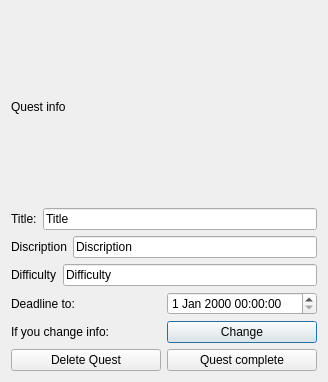
Observersss/Silently, file Silently/src/ShowInfoQuest/showinfoquest.ui: the form before one commit.
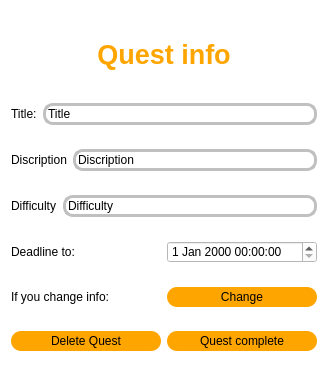
The form after the commit.

Commit message: update ui in mainwindow inventorywindow addquest morecharacteristics showinfoquest

```diff
--- a/Silently/src/ShowInfoQuest/showinfoquest.ui
+++ b/Silently/src/ShowInfoQuest/showinfoquest.ui
@@ -13,18 +13,46 @@
   <property name="windowTitle">
    <string>Dialog</string>
   </property>
+  <property name="styleSheet">
+   <string notr="true">background-color:white;</string>
+  </property>
   <layout class="QGridLayout" name="gridLayout">
    <item row="0" column="0">
     <widget class="QLabel" name="label_2">
+     <property name="maximumSize">
+      <size>
+       <width>16777215</width>
+       <height>50</height>
+      </size>
+     </property>
+     <property name="font">
+      <font>
+       <pointsize>20</pointsize>
+       <bold>true</bold>
+      </font>
+     </property>
+     <property name="layoutDirection">
+      <enum>Qt::LeftToRight</enum>
+     </property>
+     <property name="styleSheet">
+      <string notr="true">color:orange;
+</string>
+     </property>
      <property name="text">
       <string>Quest info</string>
      </property>
+     <property name="alignment">
+      <set>Qt::AlignCenter</set>
+     </property>
     </widget>
    </item>
    <item row="1" column="0">
     <layout class="QHBoxLayout" name="horizontalLayout">
      <item>
       <widget class="QLabel" name="Title_label">
+       <property name="styleSheet">
+        <string notr="true">color:black;</string>
+       </property>
        <property name="text">
         <string>Title:</string>
        </property>
@@ -32,6 +60,11 @@
      </item>
      <item>
       <widget class="QLineEdit" name="Title">
+       <property name="styleSheet">
+        <string notr="true">border-radius:10px;
+color:black;
+border: 3px solid silver;</string>
+       </property>
        <property name="text">
         <string>Title</string>
        </property>
@@ -43,6 +76,9 @@
     <layout class="QHBoxLayout" name="horizontalLayout_2">
      <item>
       <widget class="QLabel" name="Discription_label">
+       <property name="styleSheet">
+        <string notr="true">color:black;</string>
+       </property>
        <property name="text">
         <string>Discription</string>
        </property>
@@ -50,6 +86,11 @@
      </item>
      <item>
       <widget class="QLineEdit" name="Discription">
+       <property name="styleSheet">
+        <string notr="true">color:black;
+border-radius:10px;
+border: 3px solid silver;</string>
+       </property>
        <property name="text">
         <string>Discription</string>
        </property>
@@ -61,6 +102,9 @@
     <layout class="QHBoxLayout" name="horizontalLayout_3">
      <item>
       <widget class="QLabel" name="Difficulty_label">
+       <property name="styleSheet">
+        <string notr="true">color:black;</string>
+       </property>
        <property name="text">
         <string>Difficulty</string>
        </property>
@@ -68,6 +112,11 @@
      </item>
      <item>
       <widget class="QLineEdit" name="Difficulty">
+       <property name="styleSheet">
+        <string notr="true">border-radius:10px;
+color:black;
+border: 3px solid silver;</string>
+       </property>
        <property name="text">
         <string>Difficulty</string>
        </property>
@@ -79,13 +128,20 @@
     <layout class="QHBoxLayout" name="horizontalLayout_4">
      <item>
       <widget class="QLabel" name="label">
+       <property name="styleSheet">
+        <string notr="true">color:black;</string>
+       </property>
        <property name="text">
         <string>Deadline to:</string>
        </property>
       </widget>
      </item>
      <item>
-      <widget class="QDateTimeEdit" name="dateTimeEdit"/>
+      <widget class="QDateTimeEdit" name="dateTimeEdit">
+       <property name="styleSheet">
+        <string notr="true">color:black;</string>
+       </property>
+      </widget>
      </item>
     </layout>
    </item>
@@ -93,6 +149,9 @@
     <layout class="QHBoxLayout" name="horizontalLayout_5">
      <item>
       <widget class="QLabel" name="label_3">
+       <property name="styleSheet">
+        <string notr="true">color:black;</string>
+       </property>
        <property name="text">
         <string>If you change info:</string>
        </property>
@@ -100,6 +159,16 @@
      </item>
      <item>
       <widget class="QPushButton" name="change_button">
+       <property name="minimumSize">
+        <size>
+         <width>0</width>
+         <height>20</height>
+        </size>
+       </property>
+       <property name="styleSheet">
+        <string notr="true">background-color:orange;
+border-radius:10px;</string>
+       </property>
        <property name="text">
         <string>Change</string>
        </property>
@@ -111,6 +180,16 @@
     <layout class="QHBoxLayout" name="horizontalLayout_6">
      <item>
       <widget class="QPushButton" name="Delete_Quest">
+       <property name="minimumSize">
+        <size>
+         <width>0</width>
+         <height>20</height>
+        </size>
+       </property>
+       <property name="styleSheet">
+        <string notr="true">background-color:orange;
+border-radius:10px;</string>
+       </property>
        <property name="text">
         <string>Delete Quest</string>
        </property>
@@ -118,6 +197,16 @@
      </item>
      <item>
       <widget class="QPushButton" name="Quest_complete">
+       <property name="minimumSize">
+        <size>
+         <width>0</width>
+         <height>20</height>
+        </size>
+       </property>
+       <property name="styleSheet">
+        <string notr="true">background-color:orange;
+border-radius:10px;</string>
+       </property>
        <property name="text">
         <string>Quest complete</string>
        </property>
```
The commit also changes 92 other files.
